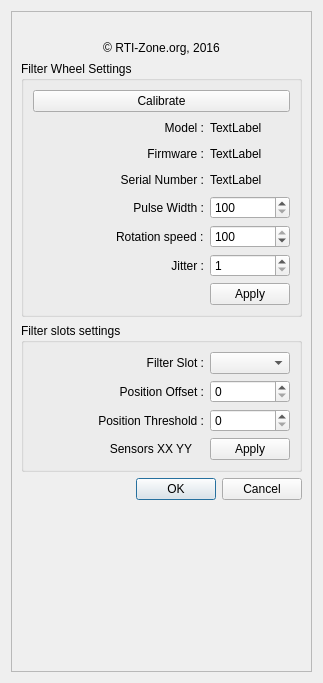
Qt form XagylFilterWheel.ui (rpineau/XagylFilterWheel) before a commit.
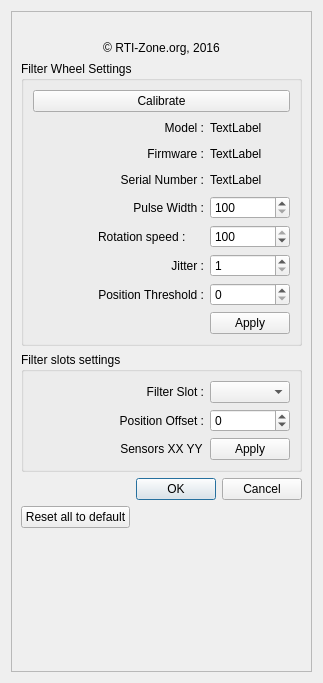
The same form after that commit. Icons and pictures are not drawn. Custom widgets are drawn as their Qt base class.

Diff of the .ui file:
```diff
--- a/XagylFilterWheel.ui
+++ b/XagylFilterWheel.ui
@@ -253,6 +253,32 @@
            </property>
           </widget>
          </item>
+         <item row="8" column="2">
+          <widget class="QSpinBox" name="positionThreshold"/>
+         </item>
+         <item row="8" column="1">
+          <widget class="QLabel" name="label_13">
+           <property name="text">
+            <string>Position Threshold :</string>
+           </property>
+           <property name="alignment">
+            <set>Qt::AlignRight|Qt::AlignTrailing|Qt::AlignVCenter</set>
+           </property>
+          </widget>
+         </item>
+         <item row="8" column="0">
+          <spacer name="horizontalSpacer_10">
+           <property name="orientation">
+            <enum>Qt::Horizontal</enum>
+           </property>
+           <property name="sizeHint" stdset="0">
+            <size>
+             <width>40</width>
+             <height>20</height>
+            </size>
+           </property>
+          </spacer>
+         </item>
         </layout>
        </widget>
       </item>
@@ -312,16 +338,6 @@
            </property>
           </widget>
          </item>
-         <item row="2" column="1">
-          <widget class="QLabel" name="label_13">
-           <property name="text">
-            <string>Position Threshold :</string>
-           </property>
-           <property name="alignment">
-            <set>Qt::AlignRight|Qt::AlignTrailing|Qt::AlignVCenter</set>
-           </property>
-          </widget>
-         </item>
          <item row="0" column="1">
           <widget class="QLabel" name="label">
            <property name="text">
@@ -335,26 +351,13 @@
          <item row="1" column="2">
           <widget class="QSpinBox" name="positionOffset">
            <property name="minimum">
-            <number>0</number>
+            <number>-100</number>
            </property>
            <property name="maximum">
-            <number>99</number>
+            <number>100</number>
            </property>
           </widget>
          </item>
-         <item row="2" column="0">
-          <spacer name="horizontalSpacer_10">
-           <property name="orientation">
-            <enum>Qt::Horizontal</enum>
-           </property>
-           <property name="sizeHint" stdset="0">
-            <size>
-             <width>40</width>
-             <height>20</height>
-            </size>
-           </property>
-          </spacer>
-         </item>
          <item row="1" column="1">
           <widget class="QLabel" name="label_12">
            <property name="text">
@@ -381,9 +384,6 @@
          <item row="0" column="2">
           <widget class="QComboBox" name="comboBox"/>
          </item>
-         <item row="2" column="2">
-          <widget class="QSpinBox" name="positionThreshold"/>
-         </item>
          <item row="0" column="0">
           <spacer name="horizontalSpacer_2">
            <property name="orientation">
@@ -456,6 +456,13 @@
         </item>
        </layout>
       </item>
+      <item row="5" column="0">
+       <widget class="QPushButton" name="pushButton_4">
+        <property name="text">
+         <string>Reset all to default</string>
+        </property>
+       </widget>
+      </item>
      </layout>
     </widget>
    </item>
```
